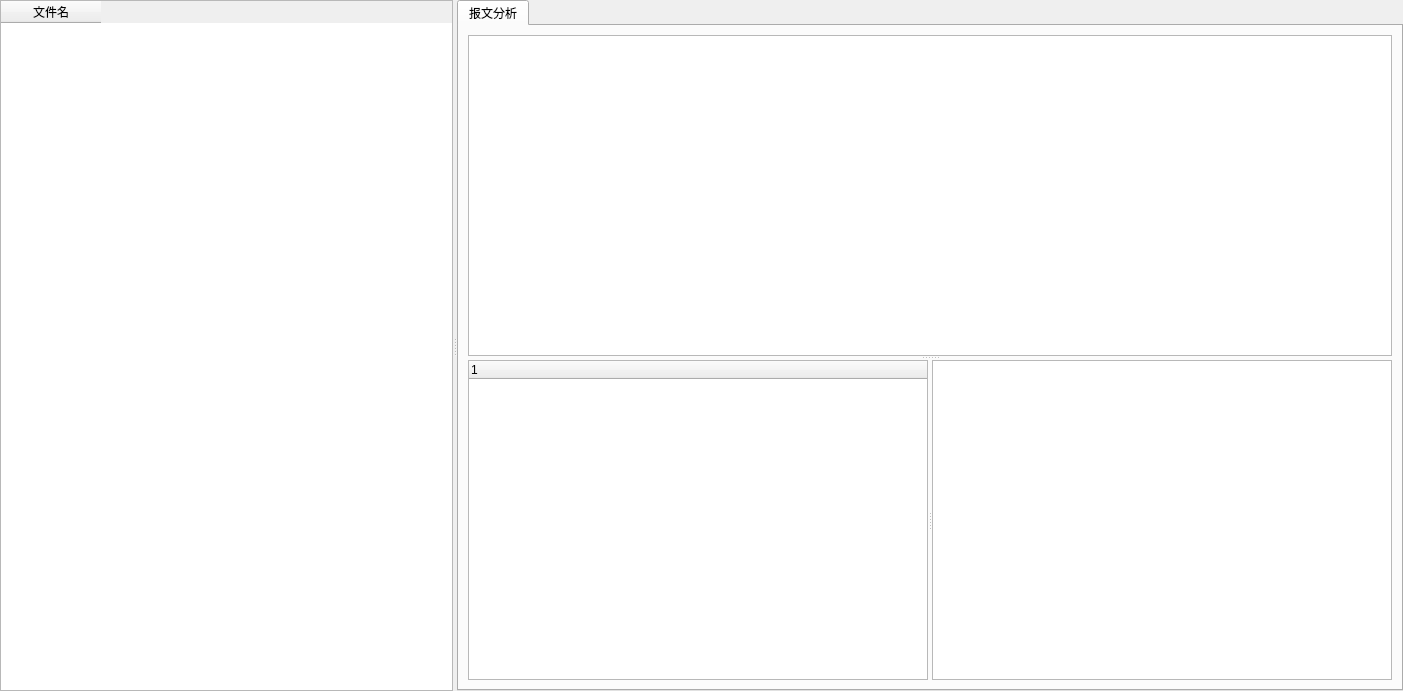
The window that analysispcapfile.ui (YongGuangLi/AlarmDisplay) describes before a commit, drawn with Qt 5.
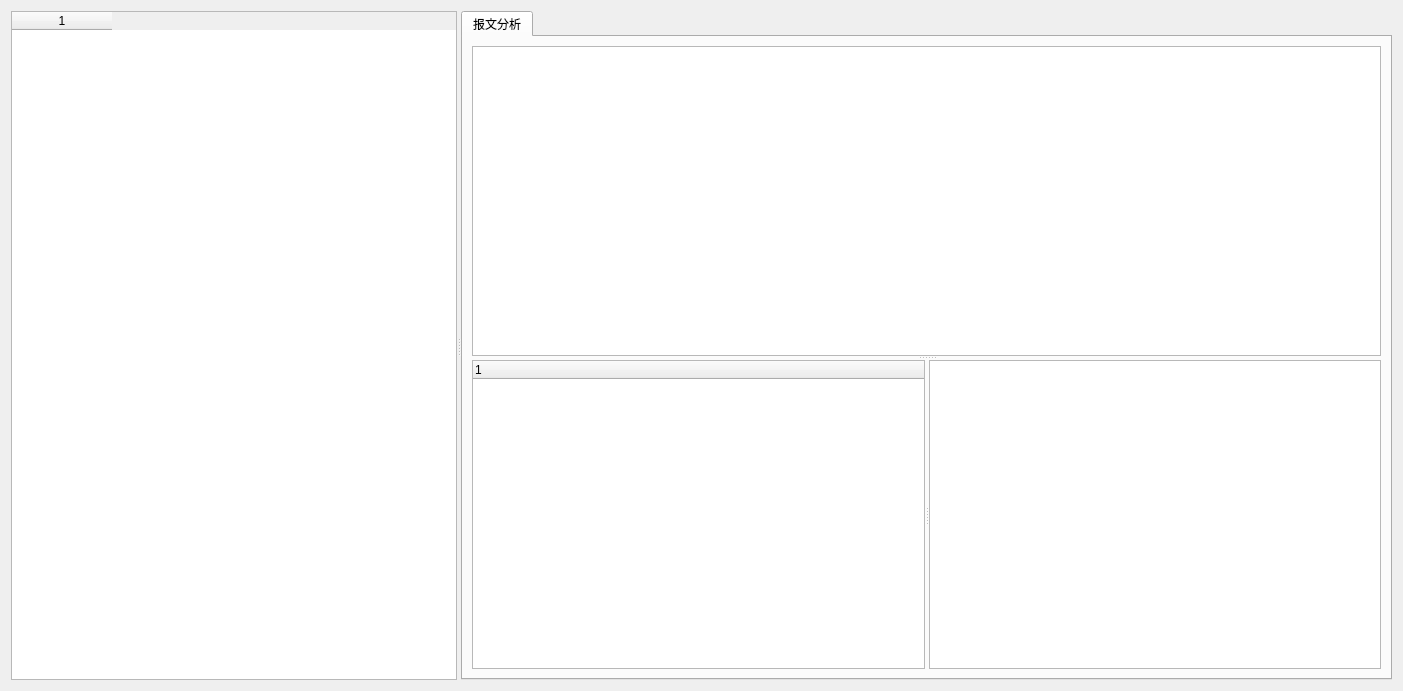
The same window after the commit.

What changed in the file:
```diff
--- a/analysispcapfile.ui
+++ b/analysispcapfile.ui
@@ -14,24 +14,15 @@
    <string>Form</string>
   </property>
   <layout class="QGridLayout" name="gridLayout">
-   <property name="margin">
-    <number>0</number>
-   </property>
    <item row="0" column="0">
     <widget class="QSplitter" name="splitter">
      <property name="orientation">
       <enum>Qt::Horizontal</enum>
      </property>
      <widget class="QTableWidget" name="PcapFileName">
-      <property name="minimumSize">
-       <size>
-        <width>0</width>
-        <height>0</height>
-       </size>
-      </property>
       <column>
        <property name="text">
-        <string notr="true">文件名</string>
+        <string notr="true">1</string>
        </property>
       </column>
      </widget>
```
